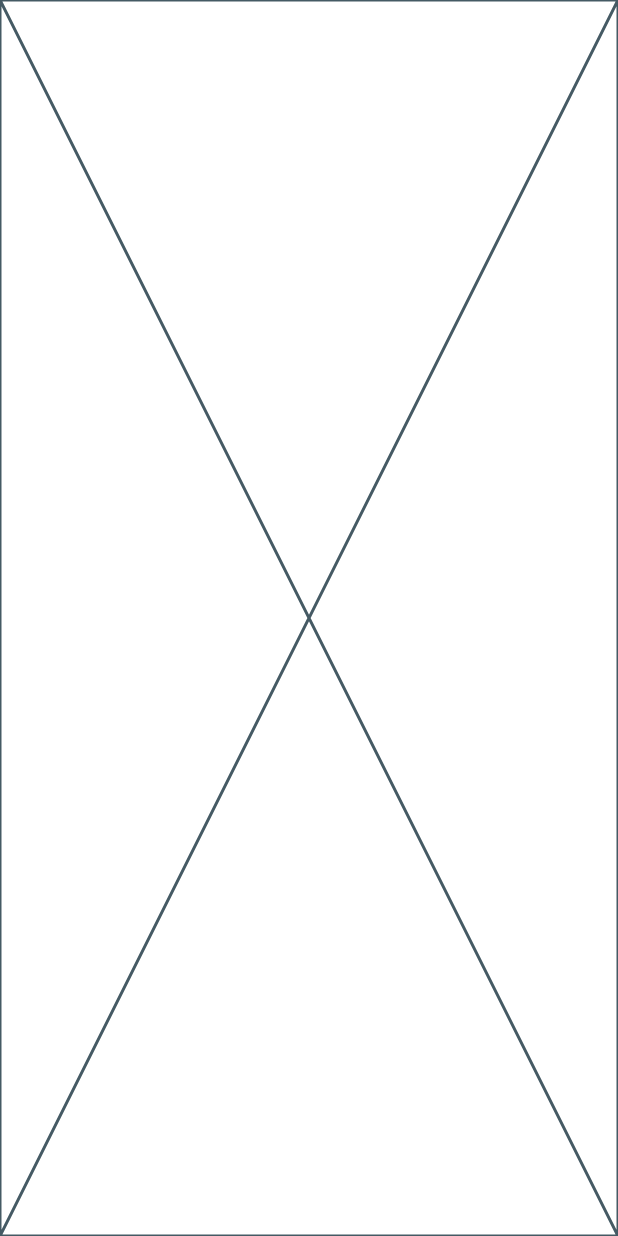
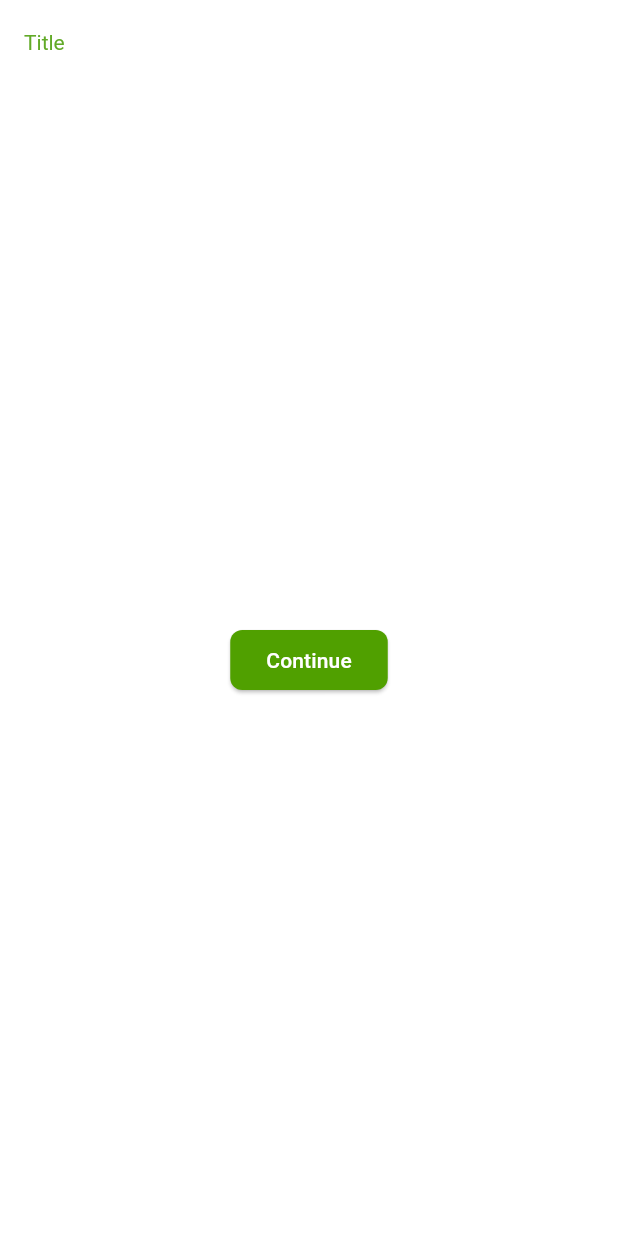
Before and after one commit to Thiruvikraman1998/ECommerce_app_node.js_backend, a Flutter app: the screen it shows after launch, on a phone screen of 412 x 824 dp. Run offline on Flutter 3.47's test engine with Material 2 defaults, Android fonts, the phone set to English and light mode, and no system bars.

Commit message:
added theme data for light and dark

```diff
--- a/shopnow/lib/main.dart
+++ b/shopnow/lib/main.dart
@@ -1,4 +1,5 @@
 import 'package:flutter/material.dart';
+import 'package:shopnow/utils/app_colors.dart';
 import 'package:shopnow/widgets/bottom_bar.dart';
 
 void main() {
@@ -17,7 +18,48 @@ class _ShopNowState extends State<ShopNow> {
   Widget build(BuildContext context) {
     return MaterialApp(
       debugShowCheckedModeBanner: false,
-      theme: ThemeData(useMaterial3: true),
+      theme: ThemeData(
+        useMaterial3: true,
+        scaffoldBackgroundColor: AppColors.bgcolorLight,
+        appBarTheme: const AppBarTheme().copyWith(
+          backgroundColor: AppColors.bgcolorLight,
+          titleTextStyle: const TextStyle(color: AppColors.textGreen),
+        ),
+        elevatedButtonTheme: ElevatedButtonThemeData(
+          style: const ButtonStyle().copyWith(
+            backgroundColor:
+                const MaterialStatePropertyAll(AppColors.buttonsColor),
+            foregroundColor:
+                const MaterialStatePropertyAll(AppColors.witeColor),
+            shape: MaterialStatePropertyAll(
+              RoundedRectangleBorder(
+                borderRadius: BorderRadius.circular(8),
+              ),
+            ),
+          ),
+        ),
+      ),
+      darkTheme: ThemeData(
+        useMaterial3: true,
+        scaffoldBackgroundColor: AppColors.bgcolorDark,
+        appBarTheme: const AppBarTheme().copyWith(
+          backgroundColor: AppColors.bgcolorDark,
+          titleTextStyle: const TextStyle(color: AppColors.textGreen),
+        ),
+        elevatedButtonTheme: ElevatedButtonThemeData(
+          style: const ButtonStyle().copyWith(
+            backgroundColor:
+                const MaterialStatePropertyAll(AppColors.buttonsColor),
+            foregroundColor:
+                const MaterialStatePropertyAll(AppColors.witeColor),
+            shape: MaterialStatePropertyAll(
+              RoundedRectangleBorder(
+                borderRadius: BorderRadius.circular(8),
+              ),
+            ),
+          ),
+        ),
+      ),
       home: const BottomBar(),
     );
   }
--- a/shopnow/lib/utils/app_colors.dart
+++ b/shopnow/lib/utils/app_colors.dart
@@ -11,4 +11,6 @@ class AppColors {
       Color(0XFFEDF5E5); // or this Color(0XFF9DB882);
 
   static const Color greyDark = Color(0xFF393E4B);
+  static const Color witeColor = Colors.white;
+  static const Color textGreen = Color(0xFF62AA28);
 }
--- a/shopnow/lib/widgets/bottom_bar.dart
+++ b/shopnow/lib/widgets/bottom_bar.dart
@@ -10,6 +10,13 @@ class BottomBar extends StatefulWidget {
 class _BottomBarState extends State<BottomBar> {
   @override
   Widget build(BuildContext context) {
-    return const Placeholder();
+    return Scaffold(
+      appBar: AppBar(
+        title: const Text("Title"),
+      ),
+      body: Center(
+          child:
+              ElevatedButton(onPressed: () {}, child: const Text("Continue"))),
+    );
   }
 }
```
